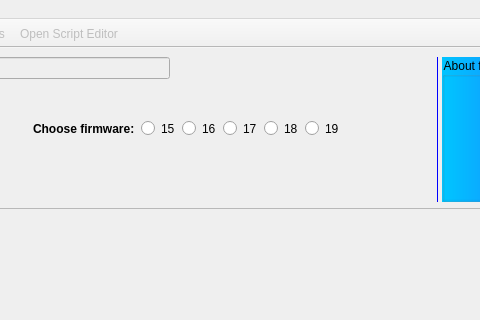
First picture: the form in src/applications/tac-configuration-editor/ConfigWindow.ui, repository qualcomm/qcom-test-automation-controller, before the edit; both pictures show x 513 to 993 and y 0 to 320 of the 1080 by 772 pixel window.
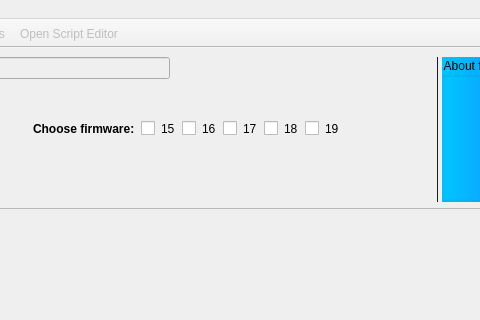
Second picture: the form after the edit. Icons and pictures are not drawn. Custom widgets are drawn as their Qt base class.

Commit message:
Support multi-select firmware versions in the config editor
Firmware-version checkboxes in the config editor were exclusive radio
buttons, so a config could only ever declare support for one firmware
version. Switch them to non-exclusive checkboxes; the backing
firmwareSelection()/setFirmwareSelection() logic already landed in the
previous commit reads/writes the full list via
_platformConfiguration->supportedFirmwareVer() and persists it on save().

```diff
--- a/src/applications/tac-configuration-editor/ConfigWindow.ui
+++ b/src/applications/tac-configuration-editor/ConfigWindow.ui
@@ -222,7 +222,7 @@
               </widget>
              </item>
              <item>
-              <widget class="QRadioButton" name="_fw15Radio">
+              <widget class="QCheckBox" name="__fw15CheckBox">
                <property name="text">
                 <string>15</string>
                </property>
@@ -232,7 +232,7 @@
               </widget>
              </item>
              <item>
-              <widget class="QRadioButton" name="_fw16Radio">
+              <widget class="QCheckBox" name="__fw16CheckBox">
                <property name="text">
                 <string>16</string>
                </property>
@@ -242,7 +242,7 @@
               </widget>
              </item>
              <item>
-              <widget class="QRadioButton" name="_fw17Radio">
+              <widget class="QCheckBox" name="__fw17CheckBox">
                <property name="text">
                 <string>17</string>
                </property>
@@ -252,7 +252,7 @@
               </widget>
              </item>
              <item>
-              <widget class="QRadioButton" name="_fw18Radio">
+              <widget class="QCheckBox" name="__fw18CheckBox">
                <property name="text">
                 <string>18</string>
                </property>
@@ -262,7 +262,7 @@
               </widget>
              </item>
              <item>
-              <widget class="QRadioButton" name="_fw19Radio">
+              <widget class="QCheckBox" name="__fw19CheckBox">
                <property name="text">
                 <string>19</string>
                </property>
```
Left out of the diff: 6 changed lines with no effect on the pictures.
